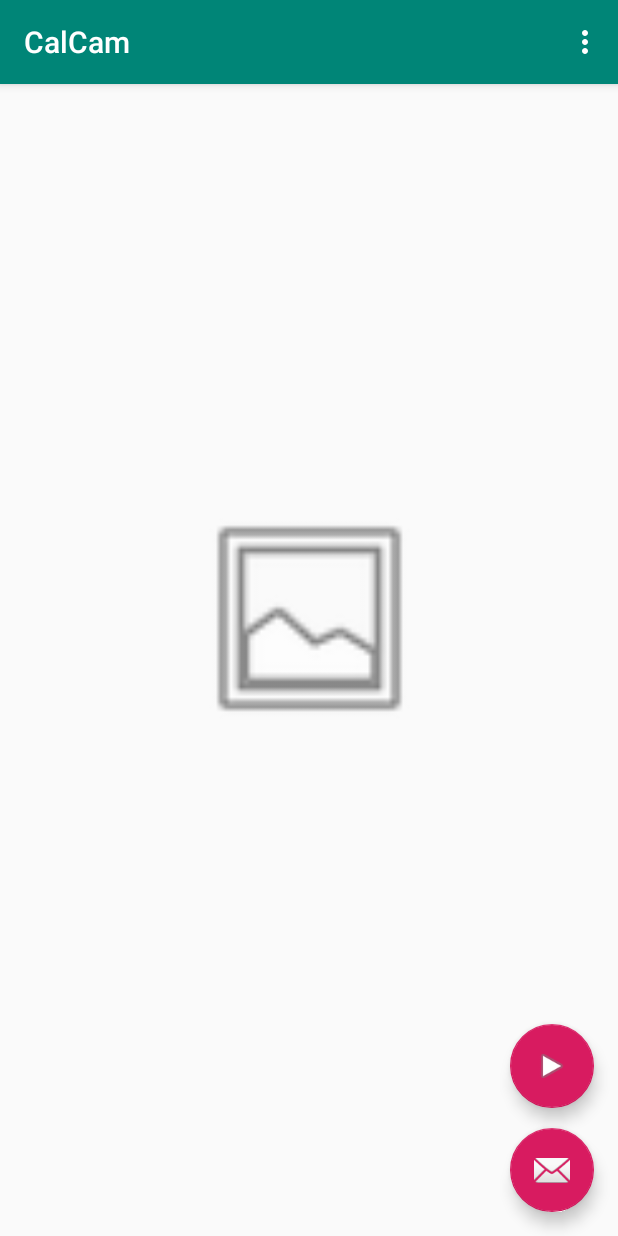
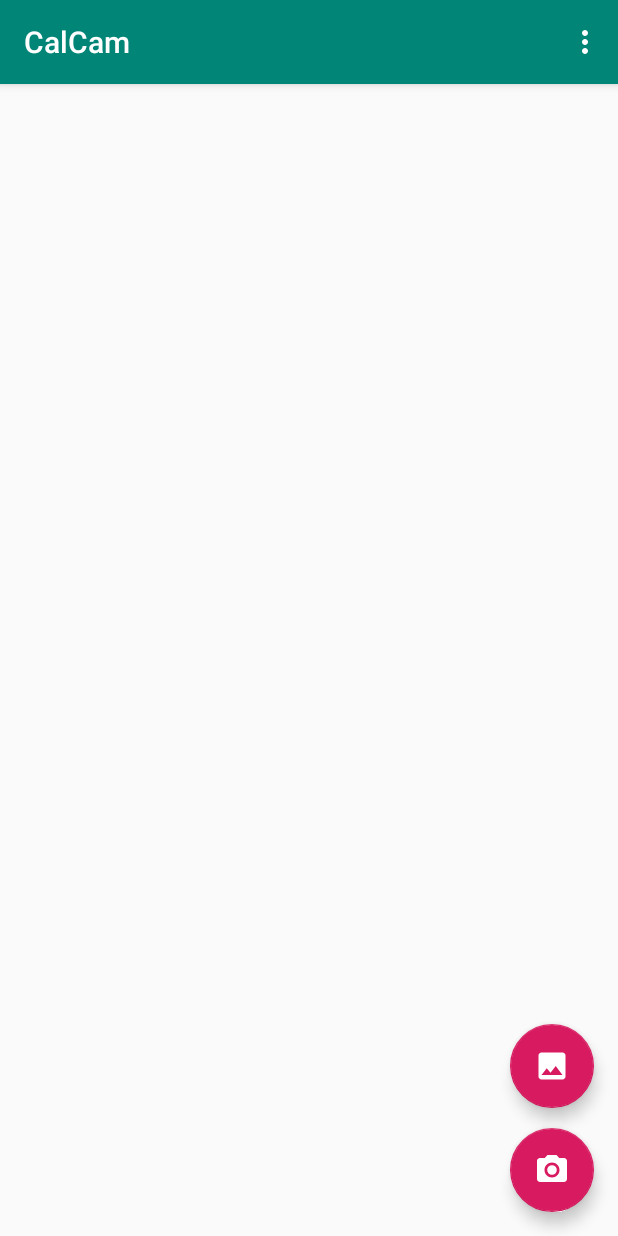
Before and after one commit to Automage/CalCam, an Android app: the screen it shows after launch (MainActivity), on a phone screen of 412 x 824 dp. Run offline under Robolectric (Android 15) with nearby library versions, the phone set to English and light mode, and no system bars.

Commit message:
Added proper icons - Code cleanup

```diff
--- a/app/src/main/java/com/automage/calcam/ImageConfirmationActivity.java
+++ b/app/src/main/java/com/automage/calcam/ImageConfirmationActivity.java
@@ -14,8 +14,6 @@ import android.widget.ImageView;
 import android.widget.TextView;
 import android.widget.Toast;
 
-import com.automage.calcam.graphics.GraphicOverlay;
-import com.automage.calcam.graphics.TextGraphic;
 import com.google.android.gms.tasks.OnFailureListener;
 import com.google.android.gms.tasks.OnSuccessListener;
 import com.google.firebase.ml.vision.FirebaseVision;
--- a/app/src/main/java/com/automage/calcam/MainActivity.java
+++ b/app/src/main/java/com/automage/calcam/MainActivity.java
@@ -1,6 +1,5 @@
 package com.automage.calcam;
 
-import android.content.DialogInterface;
 import android.content.Intent;
 import android.icu.text.SimpleDateFormat;
 import android.net.Uri;
@@ -9,16 +8,13 @@ import android.os.Environment;
 import android.provider.MediaStore;
 import android.support.annotation.Nullable;
 import android.support.design.widget.FloatingActionButton;
-import android.support.design.widget.Snackbar;
 import android.support.v4.content.FileProvider;
-import android.support.v7.app.AlertDialog;
 import android.support.v7.app.AppCompatActivity;
 import android.support.v7.widget.Toolbar;
 import android.util.Log;
 import android.view.View;
 import android.view.Menu;
 import android.view.MenuItem;
-import android.widget.ImageView;
 
 import java.io.File;
 import java.io.IOException;
@@ -26,14 +22,11 @@ import java.util.Date;
 
 public class MainActivity extends AppCompatActivity {
 
-    private ImageView mImageView;
-
     public static final String EXTRA_IMAGE_URI =
             "com.automage.calcam.extra.IMAGE_URI";
     static final int REQUEST_TAKE_PHOTO = 1;
     static final int REQUEST_EXISTING_PHOTO = 0;
 
-    private String currentPhotoPath;
     private Uri currentPhotoUri = null;
 
 
@@ -44,8 +37,6 @@ public class MainActivity extends AppCompatActivity {
 
         Toolbar toolbar = findViewById(R.id.toolbar);
         setSupportActionBar(toolbar);
-
-        mImageView = findViewById(R.id.imageView2);
 
         FloatingActionButton cameraFab = findViewById(R.id.camera_fab);
         cameraFab.setOnClickListener(new View.OnClickListener() {
@@ -130,8 +121,6 @@ public class MainActivity extends AppCompatActivity {
 
         image.deleteOnExit();
 
-        // Save a file: path for use with ACTION_VIEW intents
-        currentPhotoPath = image.getAbsolutePath();
         return image;
     }
 
--- /dev/null
+++ b/app/src/main/res/drawable-anydpi/ic_camera_icon.xml
@@ -0,0 +1,13 @@
+<vector xmlns:android="http://schemas.android.com/apk/res/android"
+    android:width="24dp"
+    android:height="24dp"
+    android:viewportWidth="24"
+    android:viewportHeight="24"
+    android:tint="#FFFFFF">
+    <path
+        android:fillColor="#FF000000"
+        android:pathData="M12,12m-3.2,0a3.2,3.2 0,1 1,6.4 0a3.2,3.2 0,1 1,-6.4 0"/>
+    <path
+        android:fillColor="#FF000000"
+        android:pathData="M9,2L7.17,4L4,4c-1.1,0 -2,0.9 -2,2v12c0,1.1 0.9,2 2,2h16c1.1,0 2,-0.9 2,-2L22,6c0,-1.1 -0.9,-2 -2,-2h-3.17L15,2L9,2zM12,17c-2.76,0 -5,-2.24 -5,-5s2.24,-5 5,-5 5,2.24 5,5 -2.24,5 -5,5z"/>
+</vector>
--- /dev/null
+++ b/app/src/main/res/drawable-anydpi/ic_gallery_icon.xml
@@ -0,0 +1,10 @@
+<vector xmlns:android="http://schemas.android.com/apk/res/android"
+    android:width="24dp"
+    android:height="24dp"
+    android:viewportWidth="24"
+    android:viewportHeight="24"
+    android:tint="#FFFFFF">
+    <path
+        android:fillColor="#FF000000"
+        android:pathData="M21,19V5c0,-1.1 -0.9,-2 -2,-2H5c-1.1,0 -2,0.9 -2,2v14c0,1.1 0.9,2 2,2h14c1.1,0 2,-0.9 2,-2zM8.5,13.5l2.5,3.01L14.5,12l4.5,6H5l3.5,-4.5z"/>
+</vector>
--- a/app/src/main/res/layout/activity_main.xml
+++ b/app/src/main/res/layout/activity_main.xml
@@ -23,23 +23,7 @@
 
     <android.support.constraint.ConstraintLayout
         android:layout_width="match_parent"
-        android:layout_height="match_parent">
-
-
-        <ImageView
-            android:id="@+id/imageView2"
-            android:layout_width="162dp"
-            android:layout_height="182dp"
-            android:layout_marginStart="8dp"
-            android:layout_marginTop="8dp"
-            android:layout_marginEnd="8dp"
-            android:layout_marginBottom="8dp"
-            android:src="@android:drawable/ic_menu_gallery"
-            app:layout_constraintBottom_toBottomOf="parent"
-            app:layout_constraintEnd_toEndOf="parent"
-            app:layout_constraintStart_toStartOf="parent"
-            app:layout_constraintTop_toTopOf="parent" />
-    </android.support.constraint.ConstraintLayout>
+        android:layout_height="match_parent"/>
 
     <android.support.design.widget.FloatingActionButton
         android:id="@+id/camera_fab"
@@ -47,7 +31,7 @@
         android:layout_height="wrap_content"
         android:layout_gravity="bottom|end"
         android:layout_margin="@dimen/fab_margin"
-        app:srcCompat="@android:drawable/ic_dialog_email" />
+        app:srcCompat="@drawable/ic_camera_icon" />
 
     <android.support.design.widget.FloatingActionButton
         android:id="@+id/gallery_fab"
@@ -60,7 +44,7 @@
         android:layout_marginRight="0dp"
         android:layout_marginStart="0dp"
         android:layout_marginTop="0dp"
-        android:src="@android:drawable/ic_media_play"
+        android:src="@drawable/ic_gallery_icon"
         app:layout_anchor="@id/camera_fab"
         app:layout_anchorGravity="top" />
 
```
Also changed, not shown: app/src/main/java/com/automage/calcam/graphics/GraphicOverlay.java (deleted, +0 -190 lines), app/src/main/java/com/automage/calcam/graphics/TextGraphic.java (deleted, +0 -80 lines), app/src/main/res/drawable-hdpi/ic_camera_icon.png (added), app/src/main/res/drawable-hdpi/ic_gallery_icon.png (added), app/src/main/res/drawable-mdpi/ic_camera_icon.png (added), app/src/main/res/drawable-mdpi/ic_gallery_icon.png (added), app/src/main/res/drawable-xhdpi/ic_camera_icon.png (added), app/src/main/res/drawable-xhdpi/ic_gallery_icon.png (added), app/src/main/res/drawable-xxhdpi/ic_camera_icon.png (added), app/src/main/res/drawable-xxhdpi/ic_gallery_icon.png (added).
